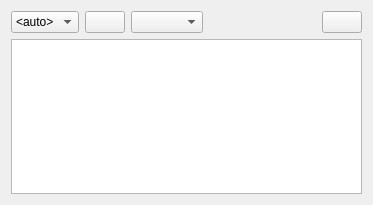
This is mainwindow.ui in yasirtug/ni-translate as Qt 5 draws it before an edit. The edited form follows.
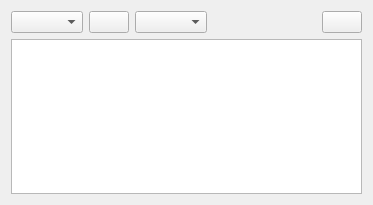
This is the edited form. Icons and pictures are not drawn.

```diff
--- a/mainwindow.ui
+++ b/mainwindow.ui
@@ -25,11 +25,6 @@
           <height>16777215</height>
          </size>
         </property>
-        <item>
-         <property name="text">
-          <string>&lt;auto&gt;</string>
-         </property>
-        </item>
        </widget>
       </item>
       <item>
```
